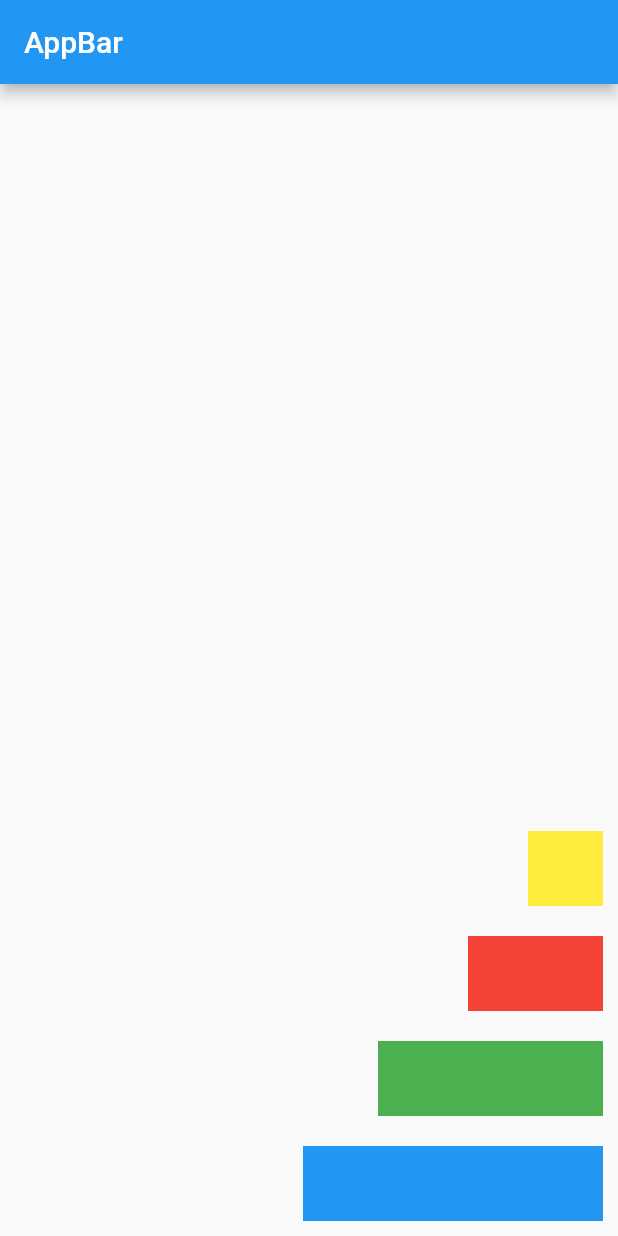
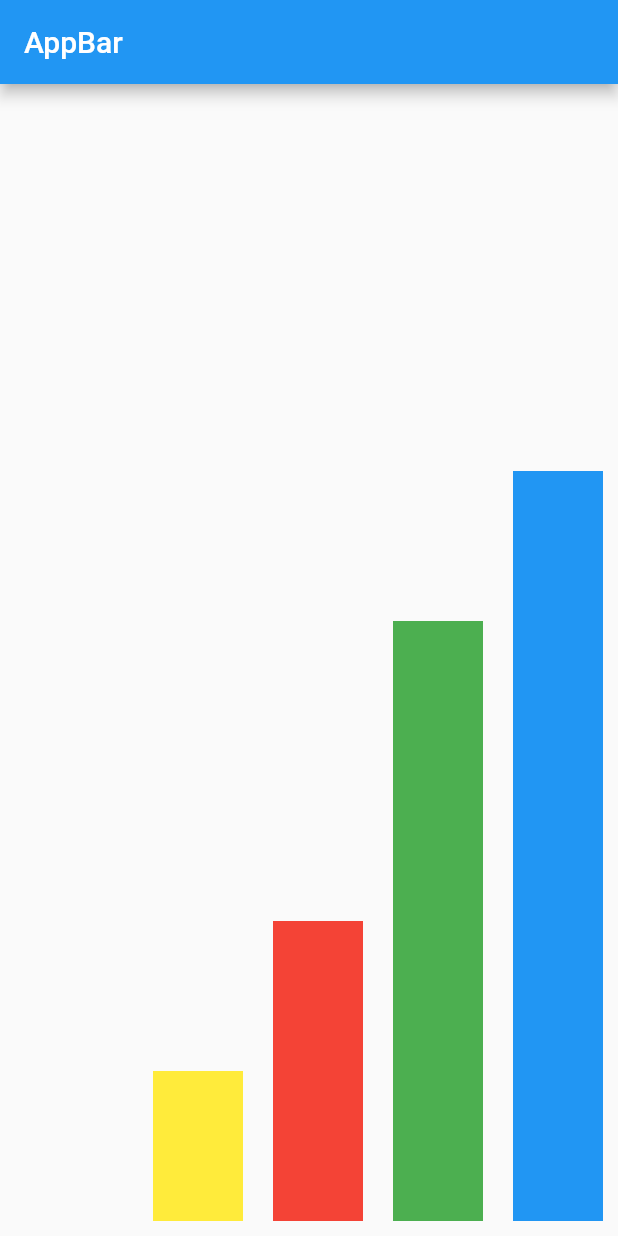
Before and after one commit to ilsonwar/flutter, a Flutter app: the screen it shows after launch, on a phone screen of 412 x 824 dp. Run offline on Flutter 3.47's test engine with Material 2 defaults, Android fonts, the light colour scheme and no system bars.

Commit message:
feat: flutter / Atividade 3

```diff
--- a/lib/main.dart
+++ b/lib/main.dart
@@ -32,20 +32,21 @@ class _MyAppState extends State<MyApp> {
       debugShowCheckedModeBanner: false,
       home: Scaffold(
         appBar: AppBar(title: const Text("AppBar")),
-        body: Row(
+        body: Column(
+          crossAxisAlignment: CrossAxisAlignment.end,
           mainAxisAlignment: MainAxisAlignment.end,
-          crossAxisAlignment: CrossAxisAlignment.end,
           children: [
-            Column(
+            Row(
               mainAxisAlignment: MainAxisAlignment.end,
               crossAxisAlignment: CrossAxisAlignment.end,
+              textDirection: TextDirection.ltr,
               children: [
-                containerBuild(bgColor: Colors.yellow, w: 50, h: 50),
-                containerBuild(bgColor: Colors.red, w: 90, h: 50),
-                containerBuild(bgColor: Colors.green, w: 150, h: 50),
-                containerBuild(bgColor: Colors.blue, w: 200, h: 50),
+                containerBuild(bgColor: Colors.yellow, w: 60, h: 100),
+                containerBuild(bgColor: Colors.red, w: 60, h: 200),
+                containerBuild(bgColor: Colors.green, w: 60, h: 400),
+                containerBuild(bgColor: Colors.blue, w: 60, h: 500),
               ],
-            )
+            ),
           ],
         ),
       ),
```
